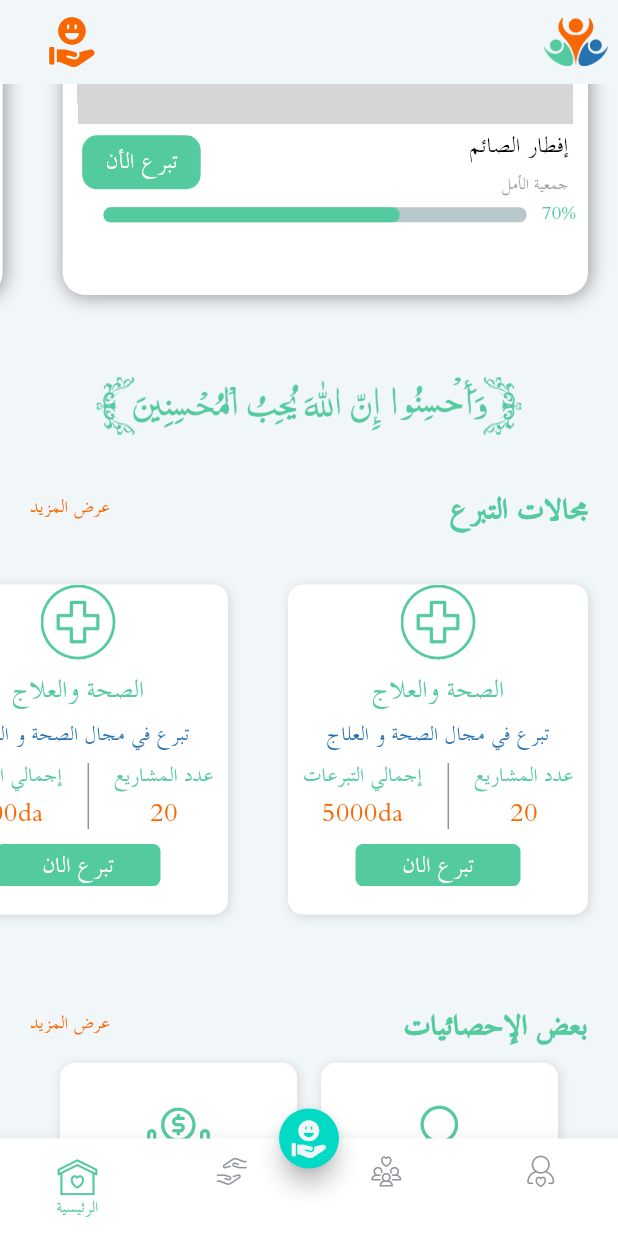
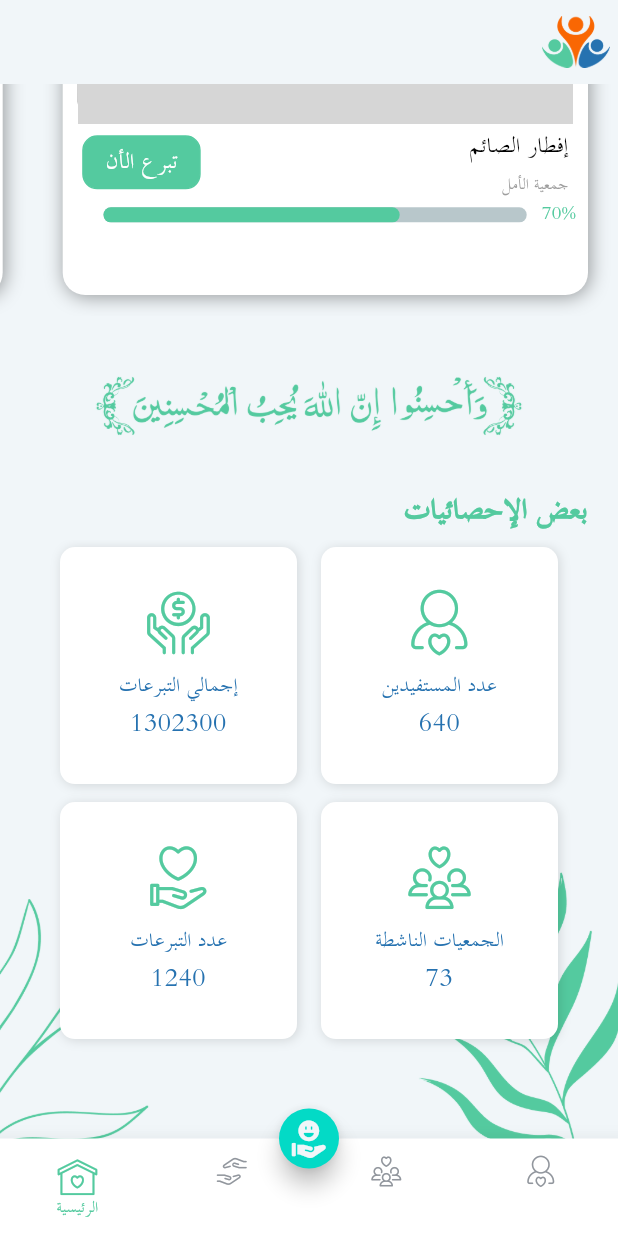
Before and after one commit to Atou4/sahim, a Flutter app: the screen it shows after launch, item 4 of the bottom bar chosen, scrolled down 269 dp, on a phone screen of 412 x 824 dp. Run offline on Flutter 3.47's test engine with Material 2 defaults, Android fonts, the phone set to English and light mode, and no system bars; drawn by our look-alikes of percent_indicator; our stand-ins replace drop_shadow, flutter_svg; grey boxes are pictures that could not be loaded.

Commit message:
ondonatenow funtion

```diff
--- a/lib/screens/bottom_nav.dart
+++ b/lib/screens/bottom_nav.dart
@@ -24,7 +24,6 @@ class _BottomNav extends State<BottomNav> {
   @override
   Widget build(BuildContext context) {
     final List<Widget> _pages = [
-
       // Pagemap(ide:widget.ide ,clientnumber: widget.clientnumber,),
       const ProfilePage(),
       const ProgramPage(),
--- a/lib/screens/home/home_page.dart
+++ b/lib/screens/home/home_page.dart
@@ -1,9 +1,5 @@
-
+import 'package:flutter/cupertino.dart';
 import 'package:flutter/material.dart';
-import 'package:sahim/screens/home/categories_widget.dart';
-import 'package:sahim/screens/my_donation/my_donation_screen.dart';
-import 'package:sahim/screens/my_donation/tracking_donation_page.dart';
-import 'package:sahim/theme/colors.dart';
 import 'package:sahim/theme/sahim_icons.dart';
 import 'package:sahim/screens/home/stats_widget.dart';
 import '../../widgets/project_card_widget.dart';
@@ -18,20 +14,12 @@ class HomePage extends StatelessWidget {
       textDirection: TextDirection.rtl,
       child: Scaffold(
         appBar: AppBar(
-          leading: FittedBox(child: Padding(
-            padding: const EdgeInsets.all(20.0),
+          leading: FittedBox(
+              child: Padding(
+            padding: const EdgeInsets.all(15.0),
             child: Image.asset("assets/img/logo_tmp.png"),
           )),
           actions: [
-            Padding(
-              padding: const EdgeInsets.only(left:20.0),
-              child: IconButton(
-                onPressed: () {
-                  Navigator.push(context, MaterialPageRoute(builder: (context)=>const TrackingDonationPage()));
-                },
-                icon: const Icon(SahimIcons.happiness__smile__kindness__love_1,color: SahimColors.orange,size: 40,),
-              ),
-            )
 
           ],
         ),
@@ -57,41 +45,47 @@ class HomePage extends StatelessWidget {
                       padding: const EdgeInsets.only(top: 6.0),
                       child: Text(
                         "عرض المزيد",
-                        style: Theme.of(context).textTheme.overline!.copyWith(color: SahimColors.orange),
+                        style: Theme.of(context).textTheme.overline,
                       ),
                     ),
                   ],
                 ),
               ),
               Container(
-                margin: const EdgeInsets.symmetric(vertical: 10),
+                margin: EdgeInsets.symmetric(vertical: 10),
                 height: 350,
                 child: ListView(
                   scrollDirection: Axis.horizontal,
-                  children: const [
+                  children:  [
                     ProjectCardWidget(
                       imgUrl: 'assets/img/people-sharing-some-dried-dates.jpg',
                       projectName: 'إفطار الصائم',
                       orgName: "جمعية الأمل",
                       restToDonatePercentage: 70,
+                      onTap: (){
+                        print("oooooooooooooooooooooooooooooo__________________________________________");
+                      }, onDonateNow: () {  },
                     ),
                     ProjectCardWidget(
                       imgUrl: 'assets/img/old_man.jpeg',
                       projectName: 'إعانة كبار السن',
                       orgName: "جمعية دار الرحمة",
                       restToDonatePercentage: 51,
+                      onTap: (){}, onDonateNow: () {  },
                     ),
                     ProjectCardWidget(
                       imgUrl: 'assets/img/homeless-people.jpg',
                       projectName: 'مشروع إواء المحتاجين',
                       orgName: "جمعية الأمل",
                       restToDonatePercentage: 34,
+                      onTap: (){}, onDonateNow: () {  },
                     ),
                     ProjectCardWidget(
                       imgUrl: 'assets/img/down-syndrome-painting.jpg',
                       projectName: 'عناية أطفال متلازمة داون',
                       orgName: "إنسان",
                       restToDonatePercentage: 14,
+                      onTap: (){}, onDonateNow: () {  },
                     ),
                   ],
                 ),
@@ -103,58 +97,12 @@ class HomePage extends StatelessWidget {
                 width: 300,
                 image: AssetImage('assets/pics/ahsino_ayah.png'),
               )),
-              Padding(
-                padding: const EdgeInsets.symmetric(horizontal: 20.0),
-                child: Row(
-                  crossAxisAlignment: CrossAxisAlignment.start,
-                  children: [
-                    Text("مجالات التبرع",
-                        style: Theme.of(context).textTheme.headline4),
-                    const Spacer(),
-                    Padding(
-                      padding: const EdgeInsets.only(top: 6.0),
-                      child: Text(
-                        "عرض المزيد",
-                         style: Theme.of(context).textTheme.overline!.copyWith(color: SahimColors.orange),
-                      ),
-                    ),
-                  ],
-                ),
-              ),
-              Container(
-                margin: const EdgeInsets.symmetric(vertical: 10),
-                height: 260,
-                child: ListView(
-                  scrollDirection: Axis.horizontal,
-                  children: const [
-                    CatCard( title: "عدد المستفيدين", count: 640,),
-                    CatCard( title: "عدد المستفيدين", count: 640,)
-                  ],
-                ),
-              ),
-
-              SizedBox(
-                height: size.height * 0.03,
-              ),
 
 
               Padding(
                 padding: const EdgeInsets.symmetric(horizontal: 20.0),
-                child: Row(
-                  crossAxisAlignment: CrossAxisAlignment.start,
-                  children: [
-                    Text("بعض الإحصائيات",
-                        style: Theme.of(context).textTheme.headline4),
-                    const Spacer(),
-                    Padding(
-                      padding: const EdgeInsets.only(top: 6.0),
-                      child: Text(
-                        "عرض المزيد",
-                        style: Theme.of(context).textTheme.overline!.copyWith(color: SahimColors.orange),
-                      ),
-                    ),
-                  ],
-                ),
+                child: Text("بعض الإحصائيات",
+                    style: Theme.of(context).textTheme.headline4),
               ),
               Stack(
                 children: [
--- a/lib/screens/orgs/orgs_page.dart
+++ b/lib/screens/orgs/orgs_page.dart
@@ -3,6 +3,8 @@ import 'package:sahim/screens/my_donation/my_donation_screen.dart';
 import 'package:sahim/screens/orgs/org_widget.dart';
 import 'package:sahim/theme/colors.dart';
 import 'package:sahim/theme/sahim_icons.dart';
+
+import 'org_profile.dart';
 
 class OrgsPage extends StatelessWidget {
   const OrgsPage({Key? key}) : super(key: key);
--- a/lib/screens/programs/programs_page.dart
+++ b/lib/screens/programs/programs_page.dart
@@ -3,6 +3,8 @@ import 'package:sahim/screens/my_donation/my_donation_screen.dart';
 import 'package:sahim/screens/programs/program_widget.dart';
 import 'package:sahim/theme/colors.dart';
 import 'package:sahim/theme/sahim_icons.dart';
+
+import '../orgs/org_profile.dart';
 
 class ProgramPage extends StatelessWidget {
   const ProgramPage({Key? key}) : super(key: key);
--- a/lib/widgets/project_card_widget.dart
+++ b/lib/widgets/project_card_widget.dart
@@ -7,12 +7,13 @@ import 'main_button.dart';
 class ProjectCardWidget extends StatelessWidget {
 
 
-  const ProjectCardWidget(
+   ProjectCardWidget(
       {Key? key,
       required this.projectName,
       required this.imgUrl,
       required this.restToDonatePercentage,
-      required this.orgName,this.status})
+      required this.orgName,this.status,
+        required this.onTap, this.onDonateNow})
       : super(key: key);
 
   final String projectName;
@@ -20,16 +21,14 @@ class ProjectCardWidget extends StatelessWidget {
   final double restToDonatePercentage;
   final String orgName;
   final String? status;
-
+  final VoidCallback onTap;
+  final VoidCallback? onDonateNow;
   @override
   Widget build(BuildContext context) {
     double containerWidth = MediaQuery.of(context).size.width*0.85;
     double containerHeight = MediaQuery.of(context).size.height * 0.27;
     return InkWell(
-
-      onTap: (){
-
-      },
+      onTap: ()=>onTap(),
       child: Container(
 
         padding: const EdgeInsets.all(8.0),
@@ -95,7 +94,10 @@ class ProjectCardWidget extends StatelessWidget {
                  Text(status!)
                  : MainButton(
                    text: "تبرع الأن",
-                   onpressed: () {},
+                   onpressed: () {
+                     //use this function only if donation is done
+                     if(status != null) onDonateNow!();
+                   },
                    textcolor: SahimColors.white,
                    buttoncolor: SahimColors.green,
                    bordercolor:SahimColors.green,
```
Also changed, not shown: lib/backend/data.dart (added, +17 -0 lines), lib/models/association_model.dart (added, +10 -0 lines), lib/models/project_model.dart (added, +15 -0 lines), lib/models/tracking_step.dart (added, +10 -0 lines), lib/screens/my_donation/my_donation_screen.dart (+21 -2 lines), lib/screens/my_donation/tracking_donation_page.dart (+10 -11 lines).
